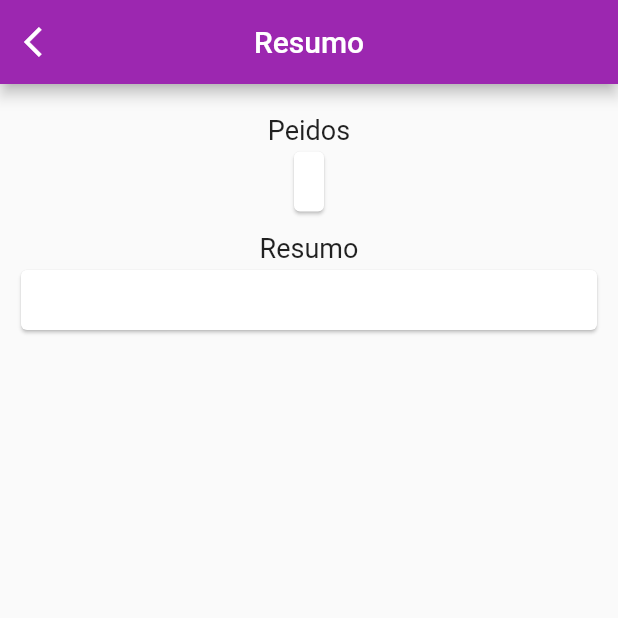
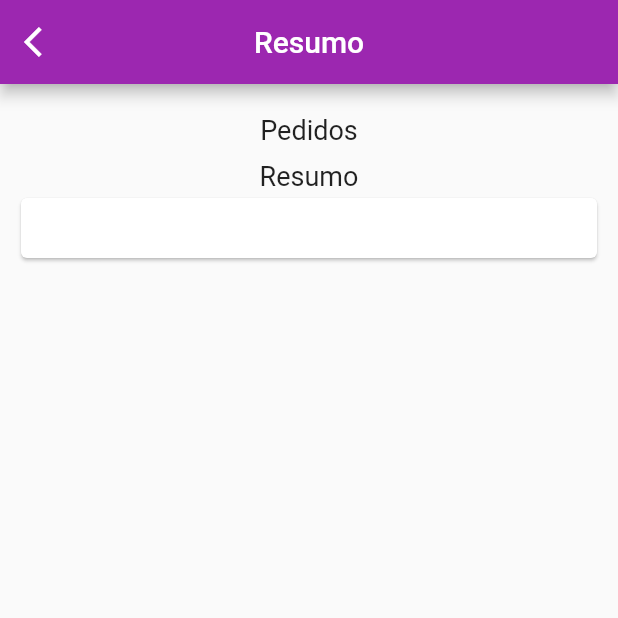
Before and after one commit to AnarcCode/BatistApp, a Flutter app: the ResumePage screen opened by its route, on a phone screen of 412 x 824 dp, the top half of it. Run offline on Flutter 3.47's test engine with Material 2 defaults, Android fonts, the phone set to English and light mode, and no system bars; our stand-ins replace cloud_firestore, device_info_plus, firebase_core, get; accounts and stored records are empty; statements that could not run were skipped.

Commit message:
Update resume page

```diff
--- a/lib/ui/resume_page.dart
+++ b/lib/ui/resume_page.dart
@@ -2,6 +2,7 @@ import 'package:flutter/material.dart';
 import 'package:get/get.dart';
 
 import 'package:batistapp/controllers/resume_controller.dart';
+import 'package:batistapp/ui/widgets/resume_item.dart';
 
 class ResumePage extends GetView<ResumeController> {
   const ResumePage({super.key});
@@ -25,18 +26,21 @@ class ResumePage extends GetView<ResumeController> {
           child: Column(
             children: [
               const Text(
-                'Peidos',
+                'Pedidos',
                 style: TextStyle(fontSize: 18),
               ),
-              Card(
-                child: Container(
-                  margin:
-                      const EdgeInsets.symmetric(horizontal: 10, vertical: 20),
-                  child: Column(
-                    children: [],
+              for (int i = 0;
+                  i < controller.currentRequest.userRequest!.length;
+                  i++)
+                Card(
+                  child: Container(
+                    margin: const EdgeInsets.symmetric(
+                        horizontal: 10, vertical: 20),
+                    child: ResumeItem(
+                      userRequest: controller.currentRequest.userRequest![i],
+                    ),
                   ),
                 ),
-              ),
               const SizedBox(
                 height: 10,
               ),
```
Also changed, not shown: lib/ui/widgets/resume_item.dart (added, +53 -0 lines).
